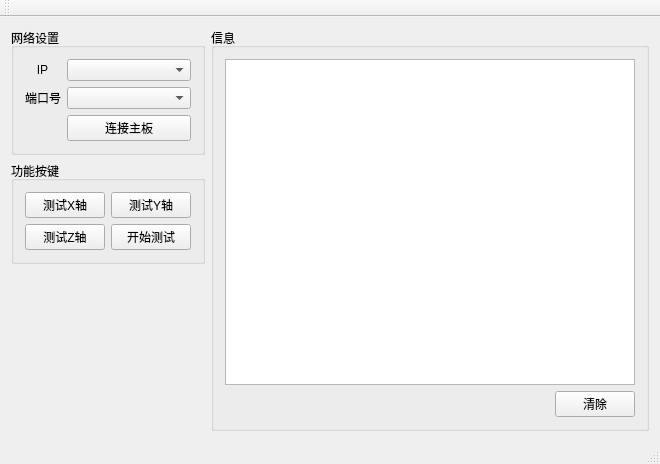
KingChenFY/ZW_JXB_TEST_Tool, file mainwindow.ui: the form before one commit.
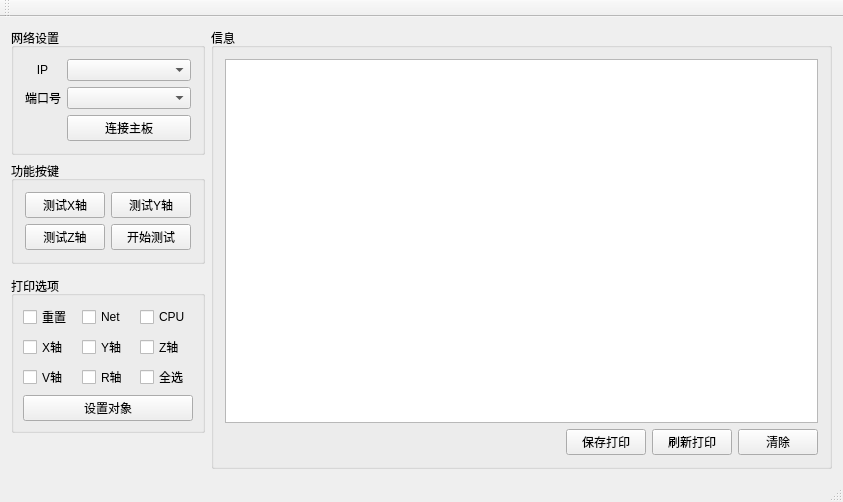
The form after the commit. Icons and pictures are not drawn.

Diff of the .ui file:
```diff
--- a/mainwindow.ui
+++ b/mainwindow.ui
@@ -6,8 +6,8 @@
    <rect>
     <x>0</x>
     <y>0</y>
-    <width>660</width>
-    <height>464</height>
+    <width>843</width>
+    <height>502</height>
    </rect>
   </property>
   <property name="windowTitle">
@@ -19,62 +19,70 @@
   </property>
   <widget class="QWidget" name="centralWidget">
    <layout class="QGridLayout" name="gridLayout_5">
-    <item row="1" column="0">
-     <widget class="QGroupBox" name="groupBox_3">
+    <item row="0" column="1" rowspan="6">
+     <widget class="QGroupBox" name="groupBox_4">
       <property name="title">
-       <string>功能按键</string>
+       <string>信息</string>
       </property>
-      <layout class="QGridLayout" name="gridLayout_3">
-       <item row="0" column="1">
-        <widget class="QPushButton" name="btn_ytest">
-         <property name="text">
-          <string>测试Y轴</string>
-         </property>
-        </widget>
-       </item>
-       <item row="0" column="0">
-        <widget class="QPushButton" name="btn_xtest">
-         <property name="text">
-          <string>测试X轴</string>
-         </property>
-        </widget>
-       </item>
+      <layout class="QGridLayout" name="gridLayout_4">
        <item row="1" column="0">
-        <widget class="QPushButton" name="btn_ztest">
-         <property name="text">
-          <string>测试Z轴</string>
+        <spacer name="horizontalSpacer_2">
+         <property name="orientation">
+          <enum>Qt::Horizontal</enum>
          </property>
-        </widget>
+         <property name="sizeHint" stdset="0">
+          <size>
+           <width>40</width>
+           <height>20</height>
+          </size>
+         </property>
+        </spacer>
        </item>
        <item row="1" column="1">
-        <widget class="QPushButton" name="btn_switch">
+        <widget class="QPushButton" name="btn_save">
+         <property name="minimumSize">
+          <size>
+           <width>64</width>
+           <height>0</height>
+          </size>
+         </property>
          <property name="text">
-          <string>开始测试</string>
+          <string>保存打印</string>
+         </property>
+        </widget>
+       </item>
+       <item row="0" column="0" colspan="4">
+        <widget class="QTextBrowser" name="textBrowser"/>
+       </item>
+       <item row="1" column="3">
+        <widget class="QPushButton" name="btn_clear">
+         <property name="minimumSize">
+          <size>
+           <width>64</width>
+           <height>0</height>
+          </size>
+         </property>
+         <property name="text">
+          <string>清除</string>
+         </property>
+        </widget>
+       </item>
+       <item row="1" column="2">
+        <widget class="QPushButton" name="btn_pFresh">
+         <property name="text">
+          <string>刷新打印</string>
          </property>
         </widget>
        </item>
       </layout>
      </widget>
     </item>
-    <item row="2" column="0">
-     <spacer name="verticalSpacer">
-      <property name="orientation">
-       <enum>Qt::Vertical</enum>
-      </property>
-      <property name="sizeHint" stdset="0">
-       <size>
-        <width>20</width>
-        <height>40</height>
-       </size>
-      </property>
-     </spacer>
-    </item>
     <item row="0" column="0">
      <widget class="QGroupBox" name="groupBox">
       <property name="title">
        <string>网络设置</string>
       </property>
-      <layout class="QGridLayout" name="gridLayout" rowstretch="0,0,0,0">
+      <layout class="QGridLayout" name="gridLayout" rowstretch="0,0,0">
        <item row="1" column="0">
         <widget class="QLabel" name="label_2">
          <property name="text">
@@ -117,34 +125,149 @@
       </layout>
      </widget>
     </item>
-    <item row="0" column="1" rowspan="3">
-     <widget class="QGroupBox" name="groupBox_4">
+    <item row="5" column="0">
+     <spacer name="verticalSpacer">
+      <property name="orientation">
+       <enum>Qt::Vertical</enum>
+      </property>
+      <property name="sizeHint" stdset="0">
+       <size>
+        <width>20</width>
+        <height>40</height>
+       </size>
+      </property>
+     </spacer>
+    </item>
+    <item row="1" column="0">
+     <widget class="QGroupBox" name="groupBox_3">
       <property name="title">
-       <string>信息</string>
+       <string>功能按键</string>
       </property>
-      <layout class="QGridLayout" name="gridLayout_4">
-       <item row="0" column="0" colspan="2">
-        <widget class="QTextBrowser" name="textBrowser"/>
+      <layout class="QGridLayout" name="gridLayout_3">
+       <item row="0" column="1">
+        <widget class="QPushButton" name="btn_ytest">
+         <property name="text">
+          <string>测试Y轴</string>
+         </property>
+        </widget>
        </item>
+       <item row="1" column="0">
+        <widget class="QPushButton" name="btn_ztest">
+         <property name="text">
+          <string>测试Z轴</string>
+         </property>
+        </widget>
+       </item>
        <item row="1" column="1">
-        <widget class="QPushButton" name="btn_cleaar">
+        <widget class="QPushButton" name="btn_switch">
          <property name="text">
-          <string>清除</string>
+          <string>开始测试</string>
          </property>
         </widget>
        </item>
+       <item row="0" column="0">
+        <widget class="QPushButton" name="btn_xtest">
+         <property name="text">
+          <string>测试X轴</string>
+         </property>
+        </widget>
+       </item>
+      </layout>
+     </widget>
+    </item>
+    <item row="3" column="0">
+     <widget class="QGroupBox" name="gridGroupBox">
+      <property name="title">
+       <string>打印选项</string>
+      </property>
+      <layout class="QGridLayout" name="gridLayout_8">
+       <property name="leftMargin">
+        <number>9</number>
+       </property>
+       <property name="topMargin">
+        <number>9</number>
+       </property>
+       <property name="rightMargin">
+        <number>9</number>
+       </property>
+       <property name="bottomMargin">
+        <number>9</number>
+       </property>
+       <item row="1" column="2">
+        <widget class="QCheckBox" name="cb_cpu">
+         <property name="text">
+          <string>CPU</string>
+         </property>
+        </widget>
+       </item>
        <item row="1" column="0">
-        <spacer name="horizontalSpacer_2">
-         <property name="orientation">
-          <enum>Qt::Horizontal</enum>
+        <widget class="QCheckBox" name="cb_list">
+         <property name="text">
+          <string>重置</string>
          </property>
-         <property name="sizeHint" stdset="0">
+        </widget>
+       </item>
+       <item row="4" column="0">
+        <widget class="QCheckBox" name="cb_x">
+         <property name="text">
+          <string>X轴</string>
+         </property>
+        </widget>
+       </item>
+       <item row="1" column="1">
+        <widget class="QCheckBox" name="cb_net">
+         <property name="minimumSize">
           <size>
-           <width>40</width>
-           <height>20</height>
+           <width>15</width>
+           <height>0</height>
           </size>
          </property>
-        </spacer>
+         <property name="text">
+          <string>Net</string>
+         </property>
+        </widget>
+       </item>
+       <item row="4" column="1">
+        <widget class="QCheckBox" name="cb_y">
+         <property name="text">
+          <string>Y轴</string>
+         </property>
+        </widget>
+       </item>
+       <item row="6" column="0" colspan="3">
+        <widget class="QPushButton" name="btn_pOpen">
+         <property name="text">
+          <string>设置对象</string>
+         </property>
+        </widget>
+       </item>
+       <item row="4" column="2">
+        <widget class="QCheckBox" name="cb_z">
+         <property name="text">
+          <string>Z轴</string>
+         </property>
+        </widget>
+       </item>
+       <item row="5" column="0">
+        <widget class="QCheckBox" name="cb_v">
+         <property name="text">
+          <string>V轴</string>
+         </property>
+        </widget>
+       </item>
+       <item row="5" column="1">
+        <widget class="QCheckBox" name="cb_r">
+         <property name="text">
+          <string>R轴</string>
+         </property>
+        </widget>
+       </item>
+       <item row="5" column="2">
+        <widget class="QCheckBox" name="cb_all">
+         <property name="text">
+          <string>全选</string>
+         </property>
+        </widget>
        </item>
       </layout>
      </widget>
```
